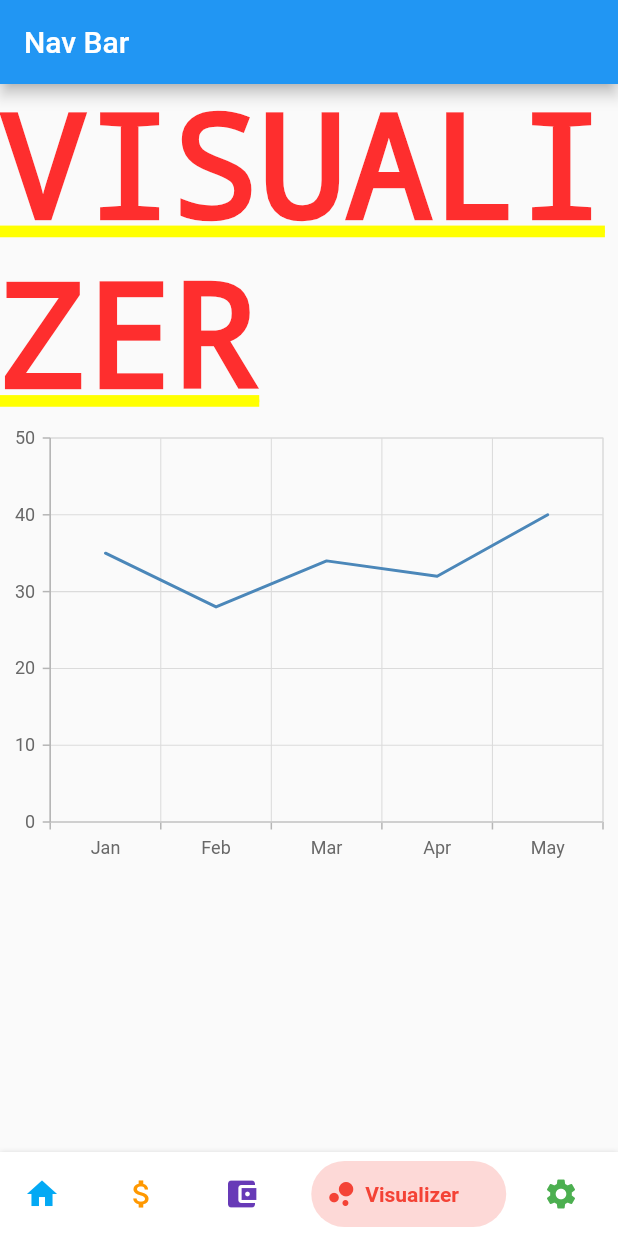
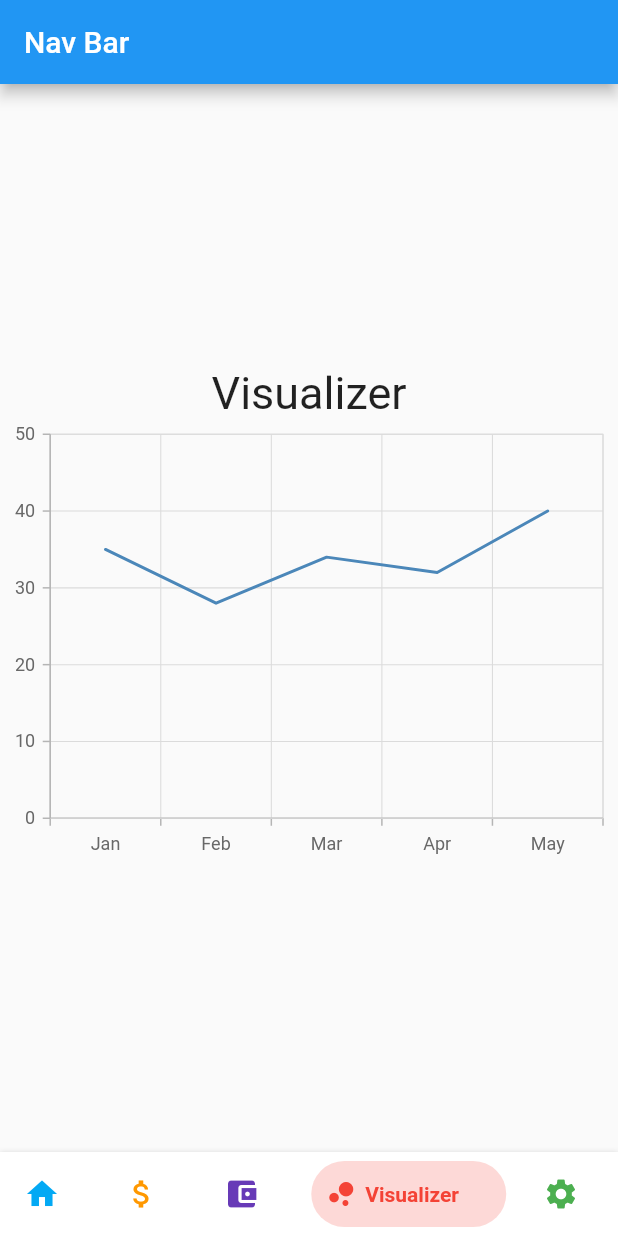
Before and after one commit to jkbngl/FFD, a Flutter app: the MyHomePage screen opened directly, swiped to page 4, on a phone screen of 412 x 824 dp. Run offline on Flutter 3.47's test engine with Material 2 defaults, Android fonts, the phone set to English and light mode, and no system bars; drawn by our look-alikes of bottom_navy_bar; our stand-ins replace syncfusion_flutter_charts.

Commit message:
#21 #11 matched heading and layout for visualizer with other pages

```diff
--- a/flutter/ffd/lib/backup_color_change_on_nav_tab.dart
+++ b/flutter/ffd/lib/backup_color_change_on_nav_tab.dart
@@ -482,13 +482,14 @@ class _MyHomePageState extends State<MyHomePage> {
               ],
             ),
             Column(
-              crossAxisAlignment: CrossAxisAlignment.start,
-              mainAxisSize: MainAxisSize.min,
+              mainAxisAlignment: MainAxisAlignment.center,
+              crossAxisAlignment: CrossAxisAlignment.center,
               children: <Widget>[
-                Text('VISUALIZER',
-                    style: DefaultTextStyle.of(context)
-                        .style
-                        .apply(fontSizeFactor: 2.0)),Container(
+                Text(
+                  'Visualizer',
+                  style: TextStyle(fontSize: 30),
+                ),
+                Container(
                     child: SfCartesianChart(
                         primaryXAxis: CategoryAxis(), // Initialize category axis.
                         series: <LineSeries<SalesData, String>>[ // Initialize line series.
```
